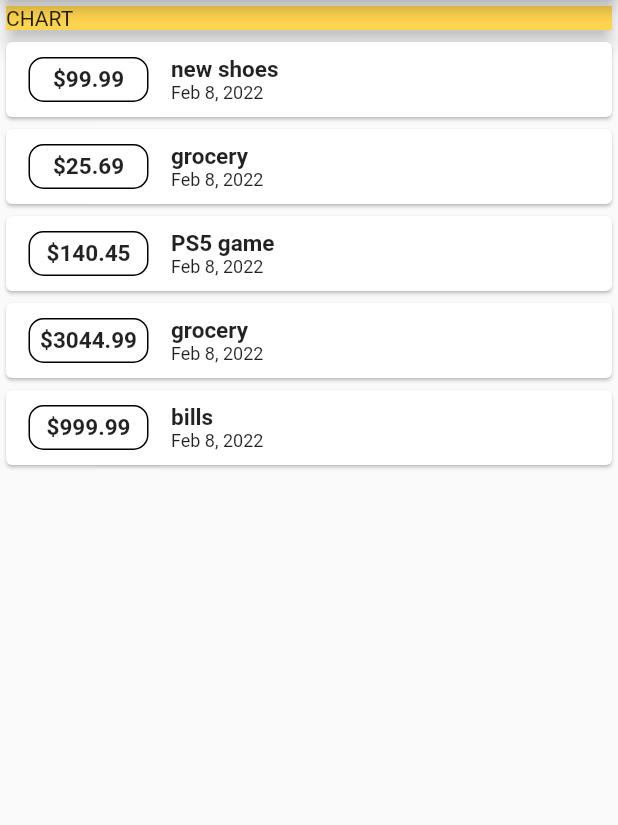
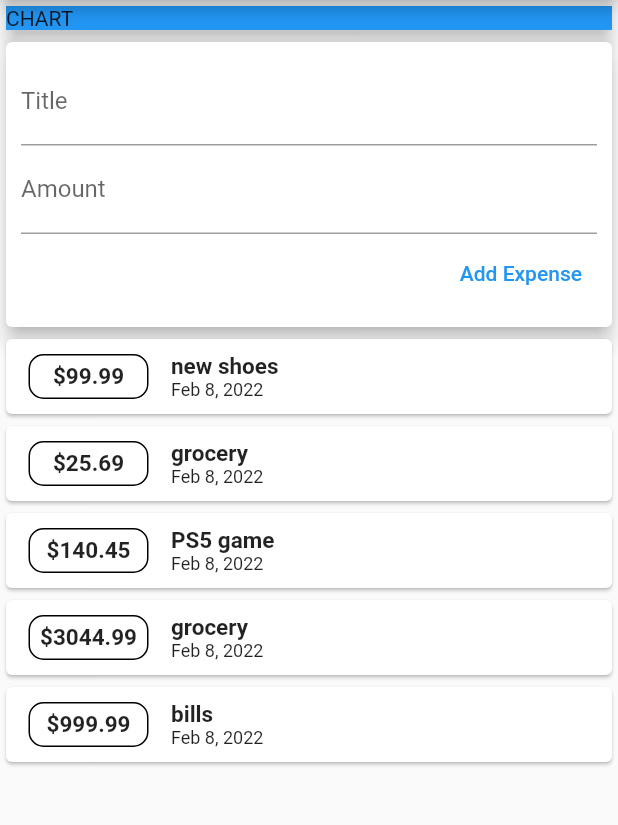
Before and after one commit to bobend212/expenses_flutter, a Flutter app: the screen it shows after launch, on a phone screen of 412 x 824 dp, the part 84-909 px from its top. Run offline on Flutter 3.47's test engine with Material 2 defaults, Android fonts, the phone set to English and light mode, and no system bars.

Commit message:
Input fields added

```diff
--- a/lib/main.dart
+++ b/lib/main.dart
@@ -28,6 +28,11 @@ class MyHomePage extends StatelessWidget {
     Transaction(id: '5', title: 'bills', amount: 999.99, date: DateTime.now())
   ];
 
+  // String? titleInput;
+  // String? amountInput;
+  final titleController = TextEditingController();
+  final amountController = TextEditingController();
+
   @override
   Widget build(BuildContext context) {
     return Scaffold(
@@ -42,9 +47,44 @@ class MyHomePage extends StatelessWidget {
               child: Container(
                 child: Text('CHART'),
                 width: double.infinity,
-                color: Colors.amber[300],
+                color: Colors.blue,
               ),
               elevation: 5,
+            ),
+            Card(
+              elevation: 5,
+              child: Container(
+                padding: EdgeInsets.all(10),
+                child: Column(
+                  crossAxisAlignment: CrossAxisAlignment.end,
+                  children: [
+                    TextField(
+                      decoration: InputDecoration(labelText: 'Title'),
+                      controller: titleController,
+                      // onChanged: (value) {
+                      //   titleInput = value;
+                      // },
+                    ),
+                    TextField(
+                      decoration: InputDecoration(labelText: 'Amount'),
+                      controller: amountController,
+                      // onChanged: (value) {
+                      //   amountInput = value;
+                      // },
+                    ),
+                    Container(
+                      margin: EdgeInsets.all(2),
+                      child: TextButton(
+                        child: Text('Add Expense'),
+                        onPressed: () {
+                          print(titleController.text);
+                          print(amountController.text);
+                        },
+                      ),
+                    ),
+                  ],
+                ),
+              ),
             ),
             Column(
               children: transactions.map((transaction) {
```
